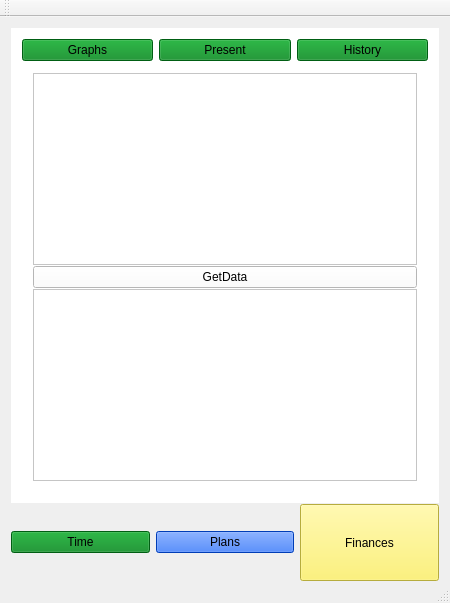
This is mainwindow.ui in BryanBlack523/LM as Qt 5 draws it before an edit. The edited form follows.
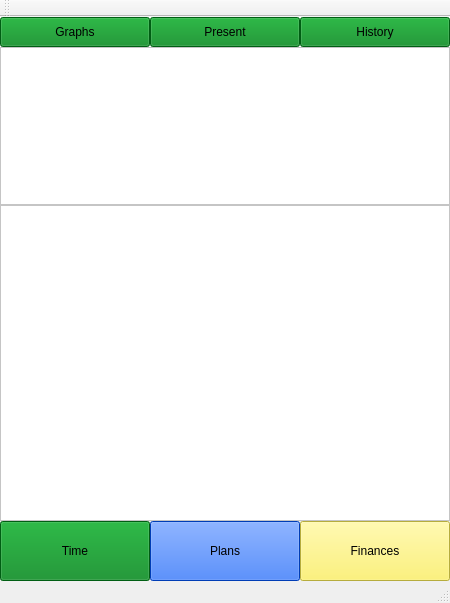
This is the edited form.

```diff
--- a/mainwindow.ui
+++ b/mainwindow.ui
@@ -16,7 +16,19 @@
   <widget class="QWidget" name="centralWidget">
    <layout class="QVBoxLayout" name="verticalLayout">
     <property name="spacing">
-     <number>1</number>
+     <number>0</number>
+    </property>
+    <property name="sizeConstraint">
+     <enum>QLayout::SetNoConstraint</enum>
+    </property>
+    <property name="leftMargin">
+     <number>0</number>
+    </property>
+    <property name="topMargin">
+     <number>0</number>
+    </property>
+    <property name="rightMargin">
+     <number>0</number>
     </property>
     <property name="bottomMargin">
      <number>0</number>
@@ -31,15 +43,39 @@
       </property>
       <widget class="QWidget" name="timePage">
        <layout class="QVBoxLayout" name="verticalLayout_4">
+        <property name="spacing">
+         <number>0</number>
+        </property>
+        <property name="leftMargin">
+         <number>0</number>
+        </property>
+        <property name="topMargin">
+         <number>0</number>
+        </property>
+        <property name="rightMargin">
+         <number>0</number>
+        </property>
+        <property name="bottomMargin">
+         <number>0</number>
+        </property>
         <item>
          <layout class="QVBoxLayout" name="verticalLayout_2">
           <property name="spacing">
-           <number>1</number>
+           <number>0</number>
           </property>
           <item>
-           <layout class="QHBoxLayout" name="horizontalLayout">
+           <layout class="QHBoxLayout" name="horizontalLayout" stretch="1,1,1">
+            <property name="spacing">
+             <number>0</number>
+            </property>
             <item>
              <widget class="QPushButton" name="GraphsButton_2">
+              <property name="minimumSize">
+               <size>
+                <width>0</width>
+                <height>30</height>
+               </size>
+              </property>
               <property name="styleSheet">
                <string notr="true">background-color: rgb(0, 132, 26);</string>
               </property>
@@ -50,6 +86,12 @@
             </item>
             <item>
              <widget class="QPushButton" name="PresentButton_2">
+              <property name="minimumSize">
+               <size>
+                <width>0</width>
+                <height>30</height>
+               </size>
+              </property>
               <property name="styleSheet">
                <string notr="true">background-color: rgb(0, 132, 26);</string>
               </property>
@@ -60,6 +102,12 @@
             </item>
             <item>
              <widget class="QPushButton" name="HistoryButton_2">
+              <property name="minimumSize">
+               <size>
+                <width>0</width>
+                <height>30</height>
+               </size>
+              </property>
               <property name="styleSheet">
                <string notr="true">background-color: rgb(0, 132, 26);</string>
               </property>
@@ -78,10 +126,28 @@
             <widget class="QWidget" name="presentTimePage">
              <layout class="QVBoxLayout" name="verticalLayout_3">
               <property name="spacing">
-               <number>1</number>
+               <number>0</number>
+              </property>
+              <property name="leftMargin">
+               <number>0</number>
+              </property>
+              <property name="topMargin">
+               <number>0</number>
+              </property>
+              <property name="rightMargin">
+               <number>0</number>
+              </property>
+              <property name="bottomMargin">
+               <number>0</number>
               </property>
               <item>
                <widget class="QListView" name="currentActivitiesListView">
+                <property name="sizePolicy">
+                 <sizepolicy hsizetype="Expanding" vsizetype="Preferred">
+                  <horstretch>0</horstretch>
+                  <verstretch>1</verstretch>
+                 </sizepolicy>
+                </property>
                 <property name="styleSheet">
                  <string notr="true">background-color: rgb(255, 255, 255);</string>
                 </property>
@@ -96,15 +162,14 @@
                 </property>
                </widget>
               </item>
-              <item>
-               <widget class="QPushButton" name="debugButton">
-                <property name="text">
-                 <string>GetData</string>
-                </property>
-               </widget>
-              </item>
               <item>
                <widget class="QTableView" name="activitiesTableView">
+                <property name="sizePolicy">
+                 <sizepolicy hsizetype="Expanding" vsizetype="Expanding">
+                  <horstretch>0</horstretch>
+                  <verstretch>2</verstretch>
+                 </sizepolicy>
+                </property>
                 <property name="styleSheet">
                  <string notr="true">background-color: rgb(255, 255, 255);</string>
                 </property>
@@ -197,9 +262,24 @@
      </widget>
     </item>
     <item>
-     <layout class="QHBoxLayout" name="horizontalLayout_2">
+     <layout class="QHBoxLayout" name="horizontalLayout_2" stretch="1,1,1">
+      <property name="spacing">
+       <number>0</number>
+      </property>
       <item>
        <widget class="QPushButton" name="TimeButton">
+        <property name="sizePolicy">
+         <sizepolicy hsizetype="Minimum" vsizetype="Minimum">
+          <horstretch>0</horstretch>
+          <verstretch>0</verstretch>
+         </sizepolicy>
+        </property>
+        <property name="minimumSize">
+         <size>
+          <width>0</width>
+          <height>60</height>
+         </size>
+        </property>
         <property name="styleSheet">
          <string notr="true">background-color: rgb(0, 132, 26);</string>
         </property>
@@ -210,6 +290,18 @@
       </item>
       <item>
        <widget class="QPushButton" name="PlansButton">
+        <property name="sizePolicy">
+         <sizepolicy hsizetype="Minimum" vsizetype="Minimum">
+          <horstretch>0</horstretch>
+          <verstretch>0</verstretch>
+         </sizepolicy>
+        </property>
+        <property name="minimumSize">
+         <size>
+          <width>0</width>
+          <height>60</height>
+         </size>
+        </property>
         <property name="styleSheet">
          <string notr="true">background-color: rgb(0, 85, 255);</string>
         </property>
@@ -221,7 +313,7 @@
       <item>
        <widget class="QPushButton" name="FinancesButton">
         <property name="sizePolicy">
-         <sizepolicy hsizetype="Minimum" vsizetype="Expanding">
+         <sizepolicy hsizetype="Minimum" vsizetype="Minimum">
           <horstretch>0</horstretch>
           <verstretch>0</verstretch>
          </sizepolicy>
@@ -229,7 +321,7 @@
         <property name="minimumSize">
          <size>
           <width>0</width>
-          <height>0</height>
+          <height>60</height>
          </size>
         </property>
         <property name="styleSheet">
@@ -251,7 +343,7 @@
      <x>0</x>
      <y>0</y>
      <width>450</width>
-     <height>20</height>
+     <height>18</height>
     </rect>
    </property>
   </widget>
```
